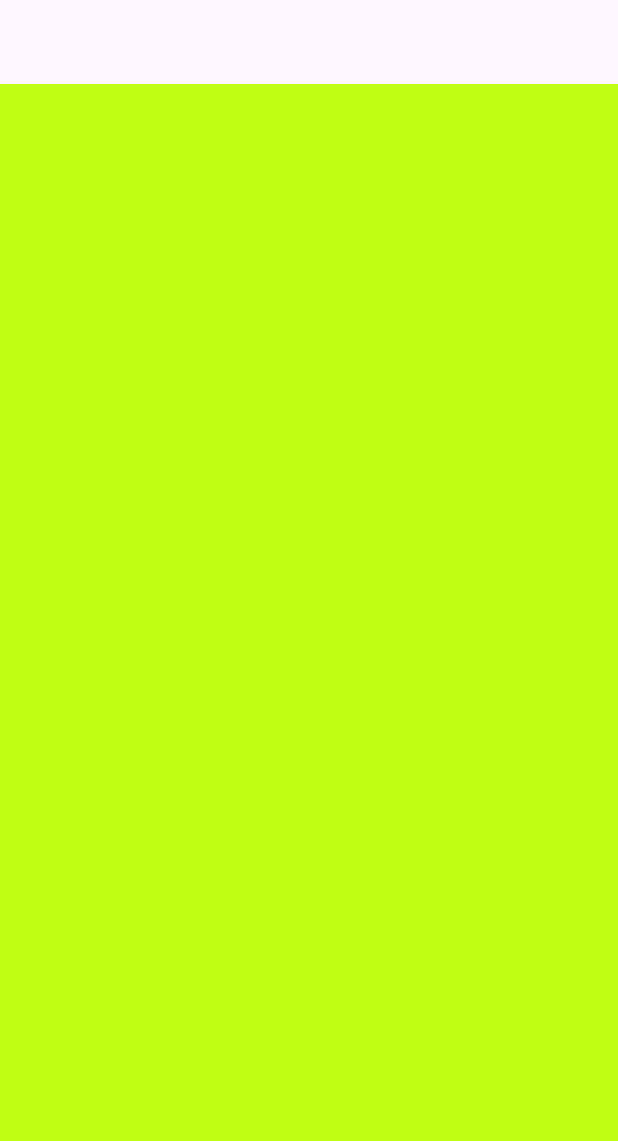
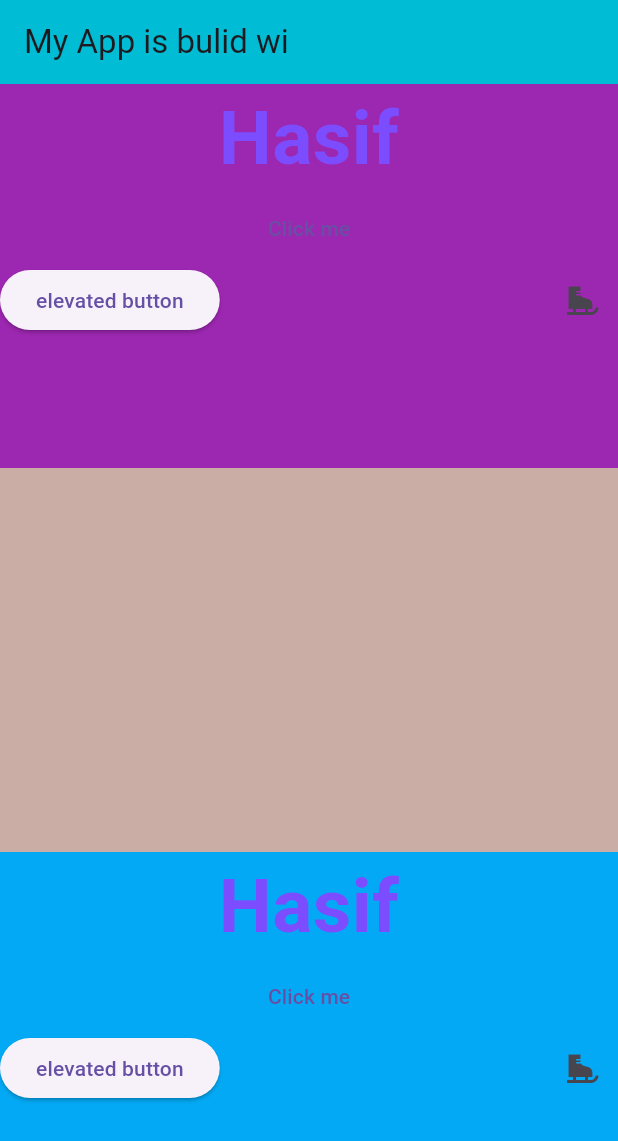
Before and after one commit to hazif1998/Flutter, a Flutter app: the screen it shows after launch, on a phone screen of 412 x 824 dp. Shown: the top 1141 px of the screen. Run offline on Flutter 3.47's test engine with Material 3 defaults, Android fonts, the phone set to English and light mode, and no system bars.

Commit message:
brototype_flutter_part7

```diff
--- a/lib/main.dart
+++ b/lib/main.dart
@@ -1,4 +1,5 @@
 import 'package:flutter/material.dart';
+import 'package:flutter/widgets.dart';
 
 main() {
   runApp(MyApp());
@@ -11,7 +12,7 @@ class MyApp extends StatelessWidget {
   Widget build(BuildContext context) {
     return MaterialApp(
       theme: ThemeData(
-        primaryColor: Color.fromARGB(255, 236, 3, 3),
+        primaryColor: Color.fromARGB(255, 131, 236, 3),
       ),
       home: Homescreen(),
     );
@@ -24,8 +25,96 @@ class Homescreen extends StatelessWidget {
   @override
   Widget build(BuildContext context) {
     return Scaffold(
-      backgroundColor: Color.fromARGB(236, 187, 255, 1),
-      appBar: AppBar(),
+      backgroundColor: Color.fromARGB(235, 198, 166, 157),
+      appBar: AppBar(
+        backgroundColor: Colors.cyan,
+        title: const Text('My App is bulid wi', textAlign: TextAlign.right),
+      ),
+      body: SafeArea(
+          child: Column(
+        children: [
+          Expanded(
+            child: Container(
+              color: Colors.purple,
+              child: Column(
+                children: [
+                  const Text(
+                    'Hasif',
+                    textAlign: TextAlign.center,
+                    style: TextStyle(
+                      color: Colors.deepPurpleAccent,
+                      fontSize: 50,
+                      fontWeight: FontWeight.w700,
+                    ),
+                  ),
+                  TextButton(
+                      onPressed: () {
+                        print("button printed");
+                      },
+                      child: Text('Click me')),
+                  Row(
+                    mainAxisAlignment: MainAxisAlignment.spaceBetween,
+                    children: [
+                      ElevatedButton(
+                          onPressed: () {
+                            print("elevated button printed");
+                          },
+                          child: Text("elevated button")),
+                      IconButton(
+                          onPressed: () {
+                            print("icon button printed");
+                          },
+                          icon: Icon(Icons.ice_skating)),
+                    ],
+                  )
+                ],
+              ),
+            ),
+          ),
+          Expanded(
+              child: Container(
+                  decoration:
+                      BoxDecoration(borderRadius: BorderRadius.circular(30)))),
+          Expanded(
+            child: Container(
+              color: Colors.lightBlue,
+              child: Column(
+                children: [
+                  Text(
+                    'Hasif',
+                    textAlign: TextAlign.center,
+                    style: TextStyle(
+                      color: Colors.deepPurpleAccent,
+                      fontSize: 50,
+                      fontWeight: FontWeight.w700,
+                    ),
+                  ),
+                  TextButton(
+                      onPressed: () {
+                        print("button printed");
+                      },
+                      child: Text('Click me')),
+                  Row(
+                    mainAxisAlignment: MainAxisAlignment.spaceBetween,
+                    children: [
+                      ElevatedButton(
+                          onPressed: () {
+                            print("elevated button printed");
+                          },
+                          child: Text("elevated button")),
+                      IconButton(
+                          onPressed: () {
+                            print("icon button printed");
+                          },
+                          icon: Icon(Icons.ice_skating)),
+                    ],
+                  )
+                ],
+              ),
+            ),
+          )
+        ],
+      )),
     );
   }
 }
```
